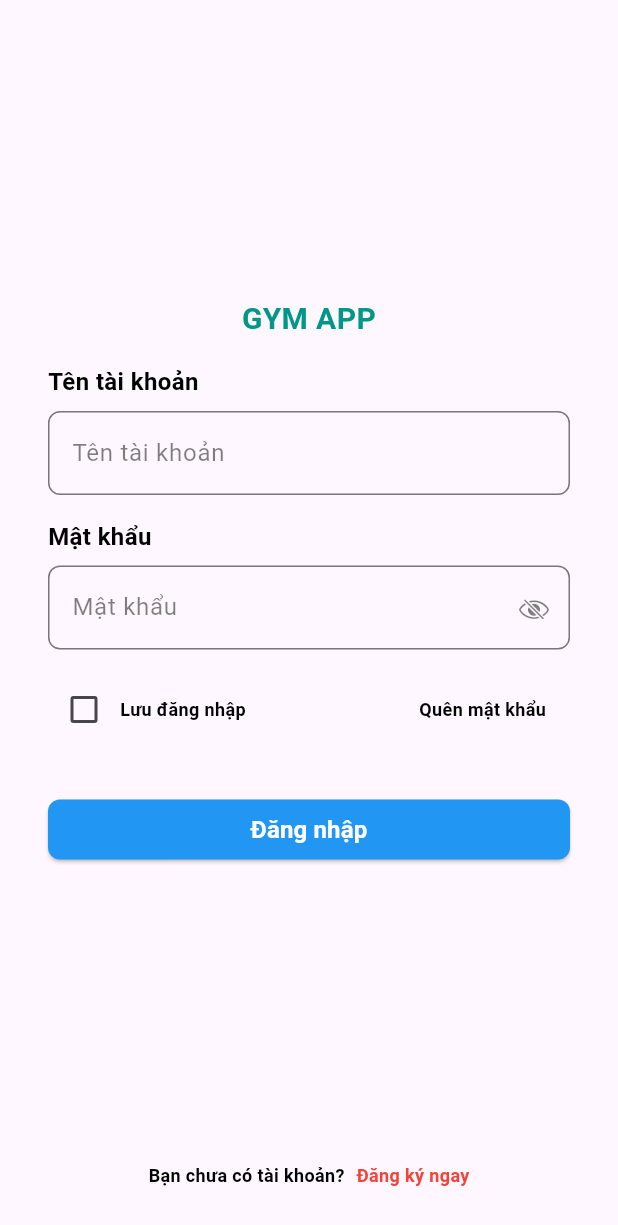
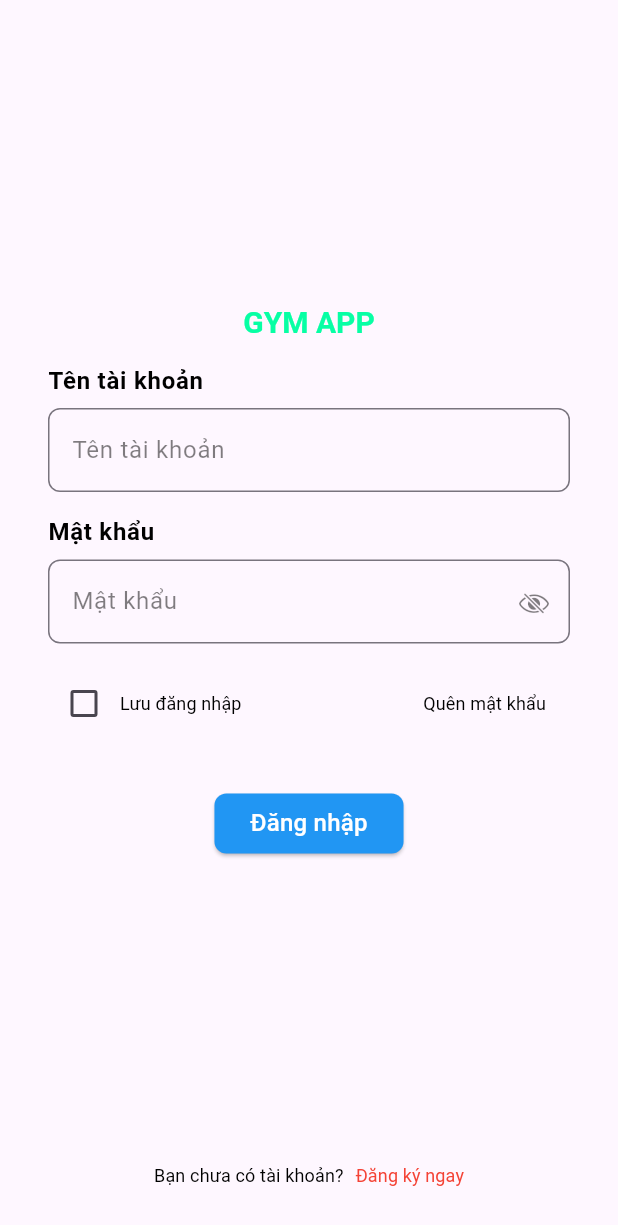
Before and after one commit to minhhieuks1801/gym_app, a Flutter app: the screen it shows after launch, on a phone screen of 412 x 824 dp. Shown: the top 1225 px of the screen. Run offline on Flutter 3.47's test engine with Material 3 defaults, Android fonts, the phone set to English and light mode, and no system bars.

Commit message:
theme-actionnext

```diff
--- /dev/null
+++ b/lib/common/theme/custom_theme.dart
@@ -0,0 +1,57 @@
+import 'package:flutter/material.dart';
+
+class ThemeCustom {
+  static ThemeData theme = ThemeData(
+    useMaterial3: true,
+
+    ///TextTheme---------------------------------
+    textTheme: const TextTheme(
+      labelMedium: TextStyle(
+        color: Colors.black,
+        fontSize: 16,
+        fontWeight: FontWeight.w600,
+      ),
+      titleLarge: TextStyle(
+        color: Colors.black,
+        fontSize: 20,
+        fontWeight: FontWeight.w600,
+      ),
+      titleMedium: TextStyle(
+        color: Colors.black,
+        fontSize: 16,
+        fontWeight: FontWeight.w500,
+      ),
+      titleSmall: TextStyle(
+        color: Colors.black,
+        fontSize: 12,
+        fontWeight: FontWeight.w400,
+      ),
+    ),
+
+    ///ElevatedButton-----------------------------------
+    elevatedButtonTheme: ElevatedButtonThemeData(
+      style: ButtonStyle(
+        padding: MaterialStateProperty.all<EdgeInsets>(
+            const EdgeInsets.symmetric(horizontal: 24)),
+
+        ///Cái này đang không hoạt động----------
+        textStyle: MaterialStateProperty.all<TextStyle>(
+          const TextStyle(
+            color: Colors.white,
+            fontSize: 16,
+            fontWeight: FontWeight.w500,
+          ),
+        ),
+        fixedSize: MaterialStateProperty.all(
+          const Size.fromHeight(40),
+        ),
+        backgroundColor: const MaterialStatePropertyAll<Color>(Colors.blue),
+        shape: MaterialStateProperty.all<RoundedRectangleBorder>(
+          (RoundedRectangleBorder(
+            borderRadius: BorderRadius.circular(8),
+          )),
+        ),
+      ),
+    ),
+  );
+}
--- a/lib/main.dart
+++ b/lib/main.dart
@@ -1,4 +1,5 @@
 import 'package:flutter/material.dart';
+import 'package:gym_app/common/theme/custom_theme.dart';
 import 'package:gym_app/pages/login_page.dart';
 
 void main() {
@@ -15,9 +16,10 @@ class MyApp extends StatefulWidget {
 class _MyAppState extends State<MyApp> {
   @override
   Widget build(BuildContext context) {
-    return const MaterialApp(
+    return MaterialApp(
+      theme: ThemeCustom.theme,
       title: 'GYM APP',
-      home: LoginPage()
+      home: const LoginPage()
     );
   }
 }
--- a/lib/pages/forgot_password.dart
+++ b/lib/pages/forgot_password.dart
@@ -1,5 +1,4 @@
 import 'package:flutter/material.dart';
-import 'package:gym_app/widget/button_app.dart';
 import 'package:gym_app/widget/input_app.dart';
 
 class ForgotPassword extends StatefulWidget {
@@ -25,17 +24,11 @@ class _ForgotPasswordState extends State<ForgotPassword> {
 
   @override
   Widget build(BuildContext context) {
+    final theme = Theme.of(context);
     return Scaffold(
       resizeToAvoidBottomInset: false,
       appBar: AppBar(
-          title: const Text(
-            'Quên mật khẩu',
-            style: TextStyle(
-              color: Colors.black,
-              fontSize: 16,
-              fontWeight: FontWeight.w600,
-            ),
-          ),
+          title: Text('Quên mật khẩu', style: theme.textTheme.labelMedium),
           centerTitle: true),
       body: Padding(
         padding: const EdgeInsets.all(18),
@@ -52,11 +45,12 @@ class _ForgotPasswordState extends State<ForgotPassword> {
             const SizedBox(
               height: 32,
             ),
-            Padding(
-              padding: const EdgeInsets.symmetric(horizontal: 16),
-              child: ButtonElevatedApp(
-                title: 'Quên mật khẩu',
-                callback: () => _submitForgotPassword(),
+            ElevatedButton(
+              onPressed: () => _submitForgotPassword(),
+              child: Text(
+                'Quên mật khẩu',
+                style:
+                    theme.textTheme.titleMedium?.copyWith(color: Colors.white),
               ),
             ),
           ],
@@ -66,7 +60,9 @@ class _ForgotPasswordState extends State<ForgotPassword> {
   }
 
   String? _validator(String? value) {
-    return (value == null || value.isEmpty) ? 'Tên tài khoản không được để trống' : null;
+    return (value == null || value.isEmpty)
+        ? 'Tên tài khoản không được để trống'
+        : null;
   }
 
   _submitForgotPassword() {
--- a/lib/pages/login_page.dart
+++ b/lib/pages/login_page.dart
@@ -2,7 +2,6 @@ import 'package:flutter/material.dart';
 import 'package:gym_app/common/ultils/regex.dart';
 import 'package:gym_app/pages/forgot_password.dart';
 import 'package:gym_app/pages/register_page.dart';
-import 'package:gym_app/widget/button_app.dart';
 import 'package:gym_app/widget/check_box_save_login.dart';
 import 'package:gym_app/widget/footer_login.dart';
 import 'package:gym_app/widget/input_password.dart';
@@ -21,7 +20,7 @@ class _LoginPageState extends State<LoginPage> {
   GlobalKey<FormState> usernameFormKey = GlobalKey<FormState>();
   GlobalKey<FormState> passwordFormKey = GlobalKey<FormState>();
   String? passwordError;
-  bool isShowPassword = false, isCheck = false, isSubmit = false;
+  bool isShowPassword = false, isSaveLogin = false;
   late FocusNode focusNodeUsername, focusNodePassword;
 
   @override
@@ -35,6 +34,7 @@ class _LoginPageState extends State<LoginPage> {
 
   @override
   Widget build(BuildContext context) {
+    final theme = Theme.of(context);
     return Scaffold(
       resizeToAvoidBottomInset: false,
       body: Padding(
@@ -43,20 +43,18 @@ class _LoginPageState extends State<LoginPage> {
           mainAxisAlignment: MainAxisAlignment.center,
           children: [
             const Expanded(child: SizedBox()),
-            const Text(
+            Text(
               'GYM APP',
               textAlign: TextAlign.center,
               maxLines: 2,
-              style: TextStyle(
-                color: Colors.teal,
-                fontSize: 20,
-                fontWeight: FontWeight.w600,
-              ),
+              style: theme.textTheme.titleLarge
+                  ?.copyWith(color: const Color.fromARGB(255, 7, 255, 164)),
             ),
             const SizedBox(
               height: 16,
             ),
             InputApp(
+              textInputAction: TextInputAction.next,
               focusNode: focusNodeUsername,
               validator: _validator,
               formKey: usernameFormKey,
@@ -68,6 +66,7 @@ class _LoginPageState extends State<LoginPage> {
               height: 16,
             ),
             InputPasswordWidget(
+              textInputAction: TextInputAction.none,
               validator: _validatorPassword,
               focusNode: focusNodePassword,
               formKey: passwordFormKey,
@@ -81,16 +80,21 @@ class _LoginPageState extends State<LoginPage> {
               height: 16,
             ),
             CheckboxSaveLoginWidget(
-              isCheck: isCheck,
+              isValueCheckbox: isSaveLogin,
               callbackSave: () => _setSaveLogin(),
-              callbackForgotPassword: () => _nextForgotPasswordScreen(context: context),
+              callbackForgotPassword: () =>
+                  _nextForgotPasswordScreen(context: context),
             ),
             const SizedBox(
               height: 32,
             ),
-            ButtonElevatedApp(
-              title: 'Đăng nhập',
-              callback: () => _submitLogin(),
+            ElevatedButton(
+              onPressed: () => _submitLogin(),
+              child: Text(
+                'Đăng nhập',
+                style:
+                    theme.textTheme.titleMedium?.copyWith(color: Colors.white),
+              ),
             ),
             const Expanded(child: SizedBox()),
             FooterLoginWidget(
@@ -106,7 +110,9 @@ class _LoginPageState extends State<LoginPage> {
   }
 
   String? _validator(String? value) {
-    return (value == null || value.isEmpty) ? 'Tên tài khoản không được để trống' : null;
+    return (value == null || value.isEmpty)
+        ? 'Tên tài khoản không được để trống'
+        : null;
   }
 
   String? _validatorPassword(String? value) {
@@ -126,13 +132,15 @@ class _LoginPageState extends State<LoginPage> {
   }
 
   _submitLogin() {
-    final bool isValidUsername = usernameFormKey.currentState?.validate() ?? false;
-    final bool isValidPassword = passwordFormKey.currentState?.validate() ?? false;
+    final bool isValidUsername =
+        usernameFormKey.currentState?.validate() ?? false;
+    final bool isValidPassword =
+        passwordFormKey.currentState?.validate() ?? false;
 
     if (isValidUsername && isValidPassword) {
-    } else if(!isValidUsername) {
+    } else if (!isValidUsername) {
       focusNodeUsername.requestFocus();
-    } else if(!isValidPassword){
+    } else if (!isValidPassword) {
       focusNodePassword.requestFocus();
     }
   }
@@ -147,7 +155,7 @@ class _LoginPageState extends State<LoginPage> {
 
   _setSaveLogin() {
     setState(() {
-      isCheck = !isCheck;
+      isSaveLogin = !isSaveLogin;
     });
   }
 
--- a/lib/pages/register_page.dart
+++ b/lib/pages/register_page.dart
@@ -1,6 +1,5 @@
 import 'package:flutter/material.dart';
 import 'package:gym_app/common/ultils/regex.dart';
-import 'package:gym_app/widget/button_app.dart';
 import 'package:gym_app/widget/footer_login.dart';
 import 'package:gym_app/widget/input_app.dart';
 import 'package:gym_app/widget/input_password.dart';
@@ -15,7 +14,8 @@ class RegisterPage extends StatefulWidget {
 class _RegisterPageState extends State<RegisterPage> {
   late TextEditingController usernameController = TextEditingController();
   late TextEditingController passwordController = TextEditingController();
-  late TextEditingController confirmPasswordController = TextEditingController();
+  late TextEditingController confirmPasswordController =
+      TextEditingController();
   late GlobalKey<FormState> usernameFormKey = GlobalKey<FormState>();
   late GlobalKey<FormState> passwordFormKey = GlobalKey<FormState>();
   late GlobalKey<FormState> confirmPasswordFormKey = GlobalKey<FormState>();
@@ -39,6 +39,7 @@ class _RegisterPageState extends State<RegisterPage> {
 
   @override
   Widget build(BuildContext context) {
+    final theme = Theme.of(context);
     return Scaffold(
       resizeToAvoidBottomInset: false,
       appBar: AppBar(
@@ -47,7 +48,6 @@ class _RegisterPageState extends State<RegisterPage> {
       body: Padding(
         padding: const EdgeInsets.symmetric(horizontal: 32),
         child: Column(
-          crossAxisAlignment: CrossAxisAlignment.start,
           children: [
             const Expanded(flex: 1, child: SizedBox()),
             const Align(
@@ -67,6 +67,7 @@ class _RegisterPageState extends State<RegisterPage> {
               height: 16,
             ),
             InputApp(
+              textInputAction: TextInputAction.next,
               focusNode: focusNodeUsername,
               validator: _validator,
               formKey: usernameFormKey,
@@ -78,8 +79,10 @@ class _RegisterPageState extends State<RegisterPage> {
               height: 16,
             ),
             InputPasswordWidget(
+              textInputAction: TextInputAction.next,
               focusNode: focusNodePassword,
-              validator: (value) => _validatorPassword(value: value, checkConfirm: false),
+              validator: (value) =>
+                  _validatorPassword(value: value, checkConfirm: false),
               formKey: passwordFormKey,
               controller: passwordController,
               hintText: 'Mật khẩu',
@@ -91,8 +94,10 @@ class _RegisterPageState extends State<RegisterPage> {
               height: 16,
             ),
             InputPasswordWidget(
+              textInputAction: TextInputAction.none,
               focusNode: focusNodeConfirmPassword,
-              validator: (value) => _validatorPassword(value: value, checkConfirm: true),
+              validator: (value) =>
+                  _validatorPassword(value: value, checkConfirm: true),
               formKey: confirmPasswordFormKey,
               controller: confirmPasswordController,
               hintText: 'Nhập lại mật khẩu',
@@ -103,9 +108,13 @@ class _RegisterPageState extends State<RegisterPage> {
             const SizedBox(
               height: 32,
             ),
-            ButtonElevatedApp(
-              title: 'Đăng ký',
-              callback: () => _submitRegister(),
+            ElevatedButton(
+              onPressed: () => _submitRegister(),
+              child: Text(
+                'Đăng ký',
+                style:
+                    theme.textTheme.titleMedium?.copyWith(color: Colors.white),
+              ),
             ),
             const Expanded(flex: 2, child: SizedBox()),
             FooterLoginWidget(
@@ -140,7 +149,9 @@ class _RegisterPageState extends State<RegisterPage> {
   }
 
   String? _validator(String? value) {
-    return (value == null || value.isEmpty) ? 'Tên tài khoản không được để trống' : null;
+    return (value == null || value.isEmpty)
+        ? 'Tên tài khoản không được để trống'
+        : null;
   }
 
   _isShowPassword() {
@@ -157,9 +168,12 @@ class _RegisterPageState extends State<RegisterPage> {
 
   _submitRegister() {
     //final username = usernameController.text;
-    final bool isValidUsername = usernameFormKey.currentState?.validate() ?? false;
-    final bool isValidPassword = passwordFormKey.currentState?.validate() ?? false;
-    final bool isValidConfirmPassword = confirmPasswordFormKey.currentState?.validate() ?? false;
+    final bool isValidUsername =
+        usernameFormKey.currentState?.validate() ?? false;
+    final bool isValidPassword =
+        passwordFormKey.currentState?.validate() ?? false;
+    final bool isValidConfirmPassword =
+        confirmPasswordFormKey.currentState?.validate() ?? false;
     if (isValidUsername && isValidPassword && isValidConfirmPassword) {
     } else if (!isValidUsername) {
       focusNodeUsername.requestFocus();
@@ -181,7 +195,7 @@ class _RegisterPageState extends State<RegisterPage> {
     confirmPasswordController.dispose();
     focusNodeUsername.dispose();
     focusNodePassword.dispose();
-    focusNodeConfirmPassword .dispose();
+    focusNodeConfirmPassword.dispose();
     super.dispose();
   }
 }
--- a/lib/widget/button_app.dart
+++ /dev/null
@@ -1,43 +0,0 @@
-import 'package:flutter/material.dart';
-
-class ButtonElevatedApp extends StatelessWidget {
-  final Color background;
-  final Color colorText;
-  final String title;
-  final VoidCallback callback;
-
-  const ButtonElevatedApp({
-    super.key,
-    this.background = Colors.blue,
-    this.colorText = Colors.white,
-    required this.title,
-    required this.callback,
-  });
-
-  @override
-  Widget build(BuildContext context) {
-    final width = MediaQuery.sizeOf(context).width;
-    return SizedBox(
-      width: width,
-      child: ElevatedButton(
-        onPressed: () => callback.call(),
-        style: ButtonStyle(
-          backgroundColor: MaterialStatePropertyAll<Color>(background),
-          shape: MaterialStateProperty.all<RoundedRectangleBorder>(
-            (RoundedRectangleBorder(
-              borderRadius: BorderRadius.circular(8),
-            )),
-          ),
-        ),
-        child: Text(
-          title,
-          style: TextStyle(
-            color: colorText,
-            fontSize: 16,
-            fontWeight: FontWeight.w600,
-          ),
-        ),
-      ),
-    );
-  }
-}
--- a/lib/widget/check_box_save_login.dart
+++ b/lib/widget/check_box_save_login.dart
@@ -1,36 +1,33 @@
 import 'package:flutter/material.dart';
 
 class CheckboxSaveLoginWidget extends StatelessWidget {
-  final bool isCheck;
+  final bool isValueCheckbox;
   final VoidCallback callbackSave;
   final VoidCallback callbackForgotPassword;
 
   const CheckboxSaveLoginWidget(
       {super.key,
-      this.isCheck = false,
+      this.isValueCheckbox = false,
       required this.callbackSave,
       required this.callbackForgotPassword});
 
   @override
   Widget build(BuildContext context) {
+    final theme = Theme.of(context);
     return Row(
       mainAxisAlignment: MainAxisAlignment.spaceBetween,
       children: [
         Row(
           children: [
             Checkbox(
-              value: isCheck,
+              value: isValueCheckbox,
               onChanged: (value) => callbackSave.call(),
             ),
-            const Text(
+            Text(
               'Lưu đăng nhập',
               textAlign: TextAlign.center,
               maxLines: 2,
-              style: TextStyle(
-                color: Colors.black,
-                fontSize: 12,
-                fontWeight: FontWeight.w600,
-              ),
+              style: theme.textTheme.titleSmall,
             ),
           ],
         ),
@@ -38,15 +35,11 @@ class CheckboxSaveLoginWidget extends StatelessWidget {
           children: [
             GestureDetector(
               onTap: () => callbackForgotPassword.call(),
-              child: const Text(
+              child: Text(
                 'Quên mật khẩu',
                 textAlign: TextAlign.center,
                 maxLines: 2,
-                style: TextStyle(
-                  color: Colors.black,
-                  fontSize: 12,
-                  fontWeight: FontWeight.w600,
-                ),
+                style: theme.textTheme.titleSmall,
               ),
             ),
             const SizedBox(
--- a/lib/widget/footer_login.dart
+++ b/lib/widget/footer_login.dart
@@ -4,38 +4,28 @@ class FooterLoginWidget extends StatelessWidget {
   final VoidCallback callback;
   final bool isLogin;
 
-  const FooterLoginWidget({super.key, required this.callback, this.isLogin = true});
+  const FooterLoginWidget(
+      {super.key, required this.callback, this.isLogin = true});
 
   @override
   Widget build(BuildContext context) {
+    final theme = Theme.of(context);
     return Row(
       mainAxisAlignment: MainAxisAlignment.center,
       children: [
-        Text(
-          isLogin ? 'Bạn chưa có tài khoản?' : 'Đã có tài khoản?',
-          textAlign: TextAlign.center,
-          maxLines: 2,
-          style: const TextStyle(
-            color: Colors.black,
-            fontSize: 12,
-            fontWeight: FontWeight.w600,
-          ),
-        ),
+        Text(isLogin ? 'Bạn chưa có tài khoản?' : 'Đã có tài khoản?',
+            textAlign: TextAlign.center,
+            maxLines: 2,
+            style: theme.textTheme.titleSmall),
         const SizedBox(
           width: 8,
         ),
         GestureDetector(
           onTap: () => callback.call(),
-          child: Text(
-            isLogin ? 'Đăng ký ngay' : 'Đăng nhập ngay',
-            textAlign: TextAlign.center,
-            maxLines: 2,
-            style: const TextStyle(
-              color: Colors.red,
-              fontSize: 12,
-              fontWeight: FontWeight.w600,
-            ),
-          ),
+          child: Text(isLogin ? 'Đăng ký ngay' : 'Đăng nhập ngay',
+              textAlign: TextAlign.center,
+              maxLines: 2,
+              style: theme.textTheme.titleSmall?.copyWith(color: Colors.red)),
         ),
       ],
     );
--- a/lib/widget/input_app.dart
+++ b/lib/widget/input_app.dart
@@ -7,13 +7,18 @@ class InputApp extends StatefulWidget {
   final GlobalKey<FormState> formKey;
   final FormFieldValidator<String>? validator;
   final FocusNode? focusNode;
+  final TextInputAction? textInputAction;
 
 
   const InputApp({
     required this.controller,
     super.key,
     this.hintText = '',
-    required this.title, required this.formKey, this.validator, this.focusNode,
+    required this.title,
+    required this.formKey,
+    this.validator,
+    this.focusNode,
+    this.textInputAction,
   });
 
   @override
@@ -24,16 +29,13 @@ class _InputAppState extends State<InputApp> {
 
   @override
   Widget build(BuildContext context) {
+    final theme = Theme.of(context);
     return Column(
       crossAxisAlignment: CrossAxisAlignment.start,
       children: [
         Text(
           widget.title,
-          style: const TextStyle(
-            color: Colors.black,
-            fontSize: 16,
-            fontWeight: FontWeight.w600,
-          ),
+          style: theme.textTheme.labelMedium,
         ),
         const SizedBox(
           height: 8,
@@ -41,6 +43,7 @@ class _InputAppState extends State<InputApp> {
         Form(
           key: widget.formKey,
           child: TextFormField(
+            textInputAction: widget.textInputAction,
             focusNode: widget.focusNode,
             controller: widget.controller,
             validator: widget.validator,
--- a/lib/widget/input_password.dart
+++ b/lib/widget/input_password.dart
@@ -10,6 +10,7 @@ class InputPasswordWidget extends StatefulWidget {
   final GlobalKey<FormState> formKey;
   final FormFieldValidator<String>? validator;
   final FocusNode? focusNode;
+  final TextInputAction? textInputAction;
 
   const InputPasswordWidget({
     super.key,
@@ -19,7 +20,9 @@ class InputPasswordWidget extends StatefulWidget {
     this.isShowPassword = false,
     required this.controller,
     required this.formKey,
-    this.validator, this.focusNode,
+    this.validator,
+    this.focusNode,
+    this.textInputAction,
   });
 
   @override
@@ -29,16 +32,13 @@ class InputPasswordWidget extends StatefulWidget {
 class _InputPasswordWidgetState extends State<InputPasswordWidget> {
   @override
   Widget build(BuildContext context) {
+    final theme = Theme.of(context);
     return Column(
       crossAxisAlignment: CrossAxisAlignment.start,
       children: [
         Text(
           widget.title,
-          style: const TextStyle(
-            color: Colors.black,
-            fontSize: 16,
-            fontWeight: FontWeight.w600,
-          ),
+          style: theme.textTheme.labelMedium,
         ),
         const SizedBox(
           height: 8,
@@ -46,6 +46,7 @@ class _InputPasswordWidgetState extends State<InputPasswordWidget> {
         Form(
           key: widget.formKey,
           child: TextFormField(
+            textInputAction: widget.textInputAction,
             focusNode: widget.focusNode,
             controller: widget.controller,
             validator: widget.validator,
@@ -54,7 +55,9 @@ class _InputPasswordWidgetState extends State<InputPasswordWidget> {
               suffixIcon: IconButton(
                 onPressed: () => widget.showPassword.call(),
                 icon: Icon(
-                  widget.isShowPassword ? CupertinoIcons.eye : CupertinoIcons.eye_slash,
+                  widget.isShowPassword
+                      ? CupertinoIcons.eye
+                      : CupertinoIcons.eye_slash,
                   color: Colors.black.withOpacity(0.5),
                   size: 20,
                 ),
```
